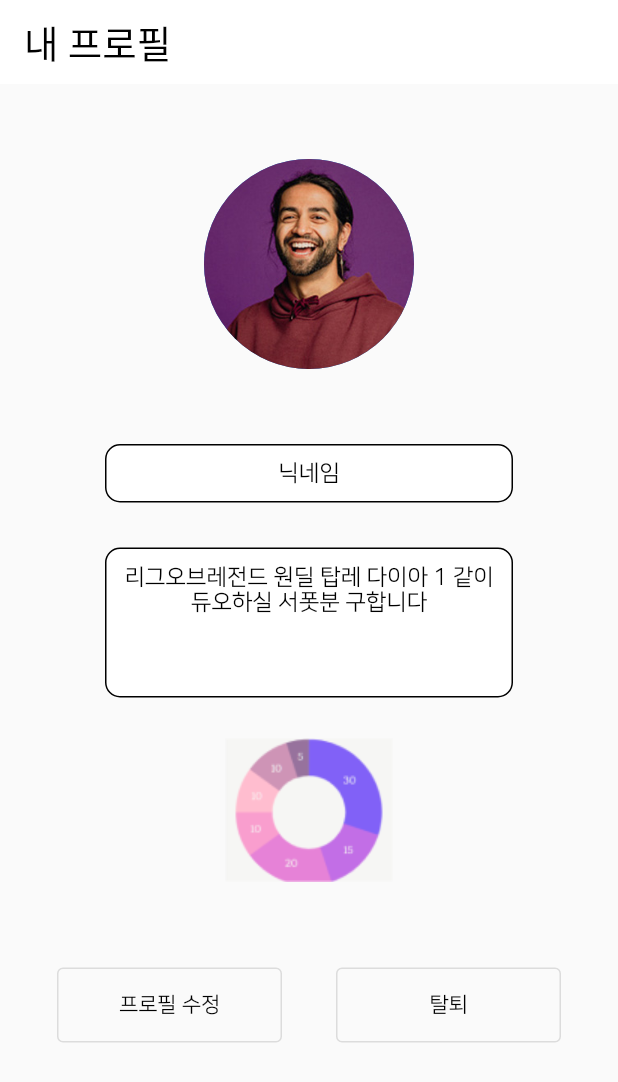
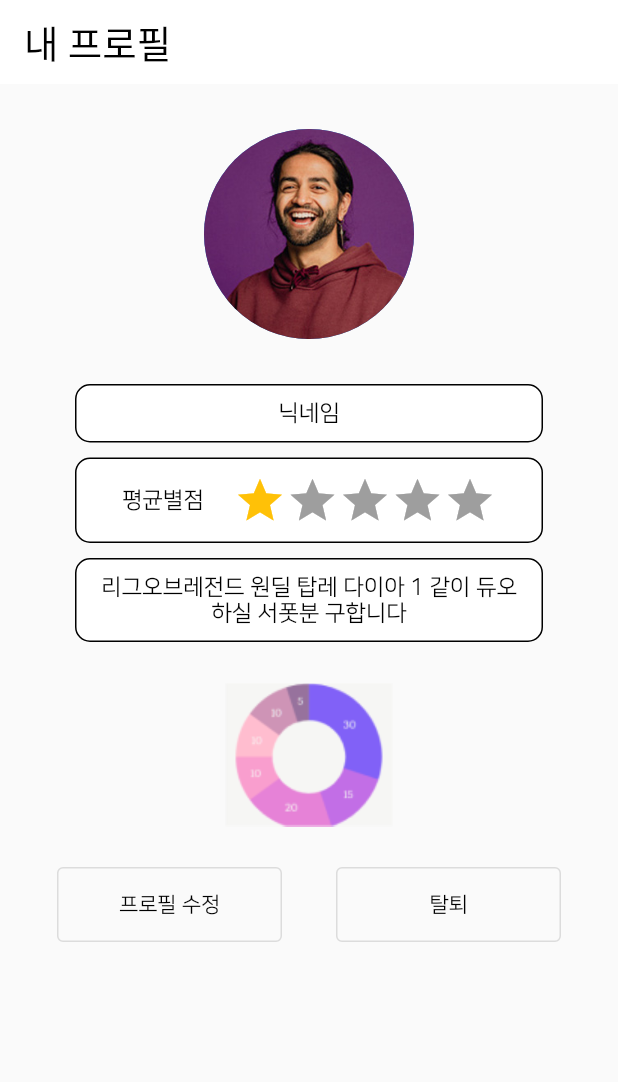
Before and after one commit to BeomyoonHeo/ggamf_front, a Flutter app: the MyProfilePage screen opened directly, on a phone screen of 412 x 824 dp. Shown: the top 1082 px of the screen. Run offline on Flutter 3.47's test engine with Material 2 defaults, Android fonts, the phone set to English and light mode, and no system bars; drawn by our look-alikes of flutter_rating_bar; our stand-ins replace chips_choice, data_table_2, dio, flashy_tab_bar2, flutter_riverpod, flutter_svg and 4 more; generated files the repository leaves out were written again; network calls fail; project files that could hold a hidden picture were left out.

Commit message:
my_profile_page 별점추가

```diff
--- a/lib/views/pages/profile/my_profile/my_profile_page.dart
+++ b/lib/views/pages/profile/my_profile/my_profile_page.dart
@@ -1,4 +1,5 @@
 import 'package:flutter/material.dart';
+import 'package:flutter_rating_bar/flutter_rating_bar.dart';
 import 'package:ggamf_front/views/pages/profile/update_my_profile/update_my_profile_page.dart';
 import 'package:ggamf_front/views/pages/profile/withdrawal/withdrawal_page.dart';
 
@@ -32,11 +33,13 @@ class _MyProfilePageState extends State<MyProfilePage> {
         padding: const EdgeInsets.symmetric(horizontal: 20),
         child: ListView(
           children: [
-            SizedBox(height: 50),
+            SizedBox(height: 30),
             _buildCircleAvatar(),
-            SizedBox(height: 50),
+            SizedBox(height: 30),
             _nickName(),
-            SizedBox(height: 30),
+            SizedBox(height: 10),
+            _ratedStar(),
+            SizedBox(height: 10),
             _introduce(),
             Container(
               height: 150,
@@ -47,7 +50,6 @@ class _MyProfilePageState extends State<MyProfilePage> {
                 child: Image.asset("assets/images/cart1.png"),
               ),
             ),
-            SizedBox(height: 30),
             Row(
               mainAxisAlignment: MainAxisAlignment.spaceAround,
               children: [
@@ -104,26 +106,27 @@ class _MyProfilePageState extends State<MyProfilePage> {
 
   Widget _introduce() {
     return Container(
-      margin: EdgeInsets.symmetric(horizontal: 50),
+      margin: EdgeInsets.symmetric(horizontal: 30),
       padding: EdgeInsets.all(10),
       width: double.infinity,
-      height: 100,
       decoration: BoxDecoration(
         border: Border.all(width: 1),
         borderRadius: BorderRadius.circular(10),
         color: Colors.white,
       ),
-      child: Text(
-        "리그오브레전드 원딜 탑레 다이아 1 같이 듀오하실 서폿분 구합니다",
-        textAlign: TextAlign.center,
-        style: TextStyle(fontSize: 15, color: Colors.black),
+      child: Expanded(
+        child: Text(
+          "리그오브레전드 원딜 탑레 다이아 1 같이 듀오하실 서폿분 구합니다",
+          textAlign: TextAlign.center,
+          style: TextStyle(fontSize: 15, color: Colors.black),
+        ),
       ),
     );
   }
 
   Widget _nickName() {
     return Container(
-      margin: EdgeInsets.symmetric(horizontal: 50),
+      margin: EdgeInsets.symmetric(horizontal: 30),
       padding: EdgeInsets.all(10),
       width: double.infinity,
       decoration: BoxDecoration(
@@ -151,3 +154,39 @@ Widget _imageDialog() {
     ),
   );
 }
+
+Widget _ratedStar() {
+  return Container(
+    padding: EdgeInsets.all(10),
+    margin: EdgeInsets.symmetric(horizontal: 30),
+    decoration: BoxDecoration(
+      border: Border.all(width: 1),
+      borderRadius: BorderRadius.circular(10),
+      color: Colors.white,
+    ),
+    child: Row(
+      mainAxisAlignment: MainAxisAlignment.center,
+      children: [
+        Text(
+          "평균별점",
+          style: TextStyle(fontSize: 15, color: Colors.black),
+        ),
+        SizedBox(width: 20),
+        _ratingBar(),
+      ],
+    ),
+  );
+}
+
+Widget _ratingBar() {
+  return RatingBarIndicator(
+    rating: 1,
+    itemBuilder: (context, index) => Icon(
+      Icons.star,
+      color: Colors.amber,
+    ),
+    itemCount: 5,
+    itemSize: 35.0,
+    direction: Axis.horizontal,
+  );
+}
```
Also changed, not shown: lib/views/pages/profile/opponent_profile/opponent_profile_page.dart (+1 -8 lines).
